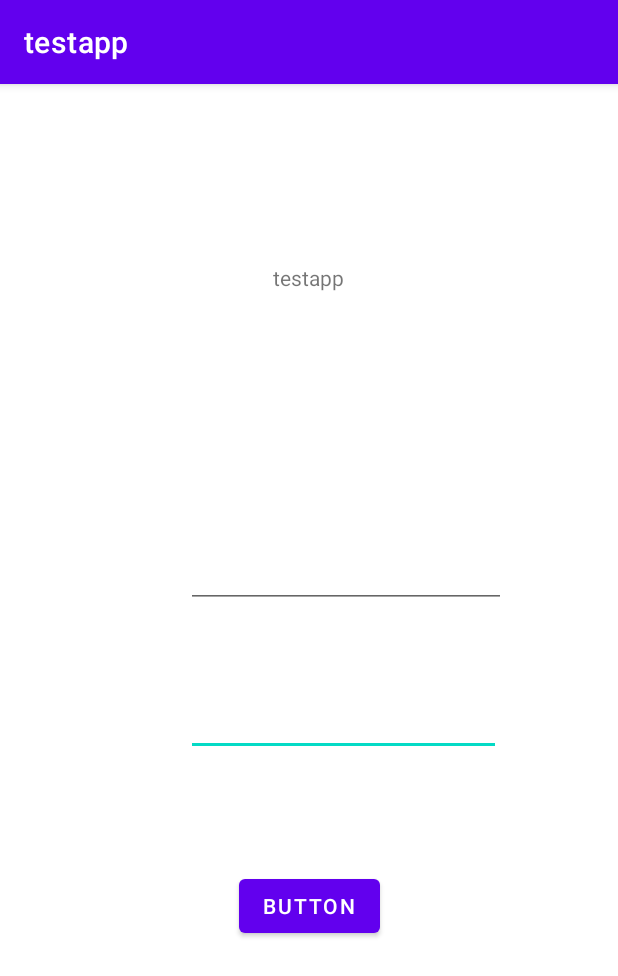
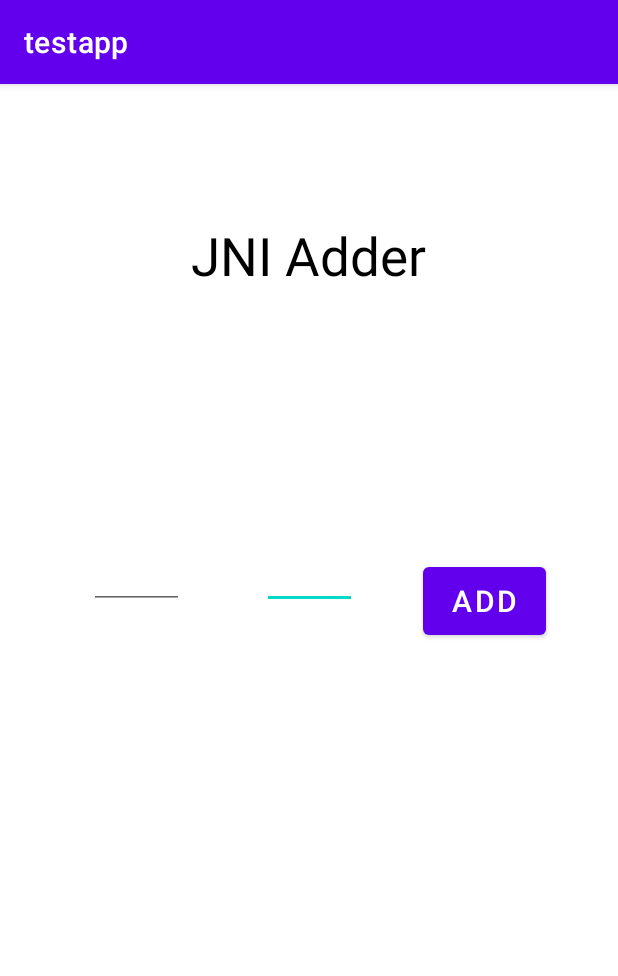
Before and after one commit to wpfhk/testapp, an Android app: the screen it shows after launch (MainActivity), on a phone screen of 412 x 824 dp. Shown: the top 976 px of the screen. Run offline under Robolectric (Android 15) with nearby library versions, the phone set to English and light mode, and no system bars.

Commit message:
Add SecondActivity for printing result

```diff
--- a/app/src/main/AndroidManifest.xml
+++ b/app/src/main/AndroidManifest.xml
@@ -9,6 +9,12 @@
         android:roundIcon="@mipmap/ic_launcher_round"
         android:supportsRtl="true"
         android:theme="@style/Theme.Testapp">
+        <activity android:name=".MessageActivity"
+                  android:parentActivityName=".MainActivity">
+            <meta-data
+                android:name="android.support.PARENT_ACTIVITY"
+                android:value=".MainActivity" />
+        </activity>
         <activity android:name=".MainActivity">
             <intent-filter>
                 <action android:name="android.intent.action.MAIN" />
--- a/app/src/main/java/com/example/testapp/MainActivity.kt
+++ b/app/src/main/java/com/example/testapp/MainActivity.kt
@@ -1,11 +1,13 @@
 package com.example.testapp
 
 import android.annotation.SuppressLint
+import android.content.Intent
 import androidx.appcompat.app.AppCompatActivity
 import android.os.Bundle
 import android.view.View
 import android.widget.CheckBox
 import android.widget.EditText
+import android.widget.TextView
 import kotlinx.android.synthetic.main.activity_main.*
 import com.example.esblue.*
 //import retrofit2.Call
@@ -13,16 +15,33 @@ import com.example.esblue.*
 //import retrofit2.Response
 //import okhttp3.ResponseBody
 
+const val EXTRA_MESSAGE = "com.example.testapp.MESSAGE"
+
 class MainActivity : AppCompatActivity() {
     override fun onCreate(savedInstanceState: Bundle?) {
         super.onCreate(savedInstanceState)
         setContentView(R.layout.activity_main)
 
-        var result = JNIBase.libraryTest()
-        OuterFun()
+        var arg1: Int = 0
+        var arg2: Int = 0
+
+
+        fun sendMessage(message: String) {
+            val nextIntent = Intent(this, MessageActivity::class.java)
+            nextIntent.putExtra("addResult", message)
+            startActivity(nextIntent)
+//            val intent = Intent(this, MessageActivity::class.java).apply {
+//                putExtra(EXTRA_MESSAGE, message)
+//            }
+        }
 
         button.setOnClickListener {
-            println("result = $result")
+            arg1 = edArg2.text.toString().toInt()
+            arg2 = edArg.text.toString().toInt()
+            var result = JNIBase.libraryTest(arg1, arg2).toString()
+            println("$arg1 + $arg2 = $result")
+            sendMessage(result)
         }
+        //startActivity(intent)
     }
 }
--- a/app/src/main/res/layout/activity_main.xml
+++ b/app/src/main/res/layout/activity_main.xml
@@ -6,51 +6,63 @@
     android:layout_height="match_parent"
     tools:context=".MainActivity">
 
-    <TextView
-        android:id="@+id/textView"
-        android:layout_width="172dp"
-        android:layout_height="68dp"
-        android:text="@string/app_name"
-        android:textAlignment="center"
-        app:layout_constraintBottom_toBottomOf="parent"
-        app:layout_constraintHorizontal_bias="0.497"
-        app:layout_constraintLeft_toLeftOf="parent"
-        app:layout_constraintRight_toRightOf="parent"
-        app:layout_constraintTop_toTopOf="parent"
-        app:layout_constraintVertical_bias="0.17" />
-
-    <Button
-        android:id="@+id/button"
-        android:layout_width="wrap_content"
-        android:layout_height="wrap_content"
-        android:layout_marginBottom="196dp"
-        android:text="Button"
-        app:layout_constraintBottom_toBottomOf="parent"
-        app:layout_constraintEnd_toEndOf="parent"
-        app:layout_constraintStart_toStartOf="parent" />
-
     <EditText
-        android:id="@+id/edArg1"
-        android:layout_width="210dp"
-        android:layout_height="45dp"
-        android:layout_marginStart="124dp"
-        android:layout_marginBottom="76dp"
-        android:ems="10"
-        android:inputType="numberDecimal"
-        app:layout_constraintBottom_toTopOf="@+id/button"
-        app:layout_constraintStart_toStartOf="parent" />
-
-    <EditText
-        android:id="@+id/edArg2"
-        android:layout_width="wrap_content"
-        android:layout_height="wrap_content"
-        android:layout_marginTop="304dp"
+        android:id="@+id/edArg"
+        android:layout_width="63dp"
+        android:layout_height="50dp"
+        android:layout_marginTop="300dp"
+        android:layout_marginEnd="44dp"
         android:autofillHints=""
         android:bufferType="editable"
         android:ems="10"
         android:inputType="textUri"
-        app:layout_constraintStart_toStartOf="@+id/edArg1"
+        android:textAlignment="center"
+        app:layout_constraintEnd_toStartOf="@+id/button"
         app:layout_constraintTop_toTopOf="parent"
         app:layout_constraintVertical_chainStyle="packed" />
 
+    <EditText
+        android:id="@+id/edArg2"
+        android:layout_width="63dp"
+        android:layout_height="50dp"
+        android:layout_marginTop="300dp"
+        android:layout_marginEnd="52dp"
+        android:autofillHints=""
+        android:bufferType="editable"
+        android:ems="10"
+        android:inputType="textUri"
+        android:textAlignment="center"
+        app:layout_constraintEnd_toStartOf="@+id/edArg"
+        app:layout_constraintTop_toTopOf="parent"
+        app:layout_constraintVertical_chainStyle="packed" />
+
+    <TextView
+        android:id="@+id/textView"
+        android:layout_width="250dp"
+        android:layout_height="49dp"
+        android:layout_marginTop="40dp"
+        android:text="@string/title"
+        android:textAlignment="center"
+        android:textColor="@color/black"
+        android:textSize="35dp"
+        app:layout_constraintBottom_toTopOf="@+id/button"
+        app:layout_constraintHorizontal_bias="0.496"
+        app:layout_constraintLeft_toLeftOf="parent"
+        app:layout_constraintRight_toRightOf="parent"
+        app:layout_constraintTop_toTopOf="parent"
+        app:layout_constraintVertical_bias="0.224" />
+
+    <Button
+        android:id="@+id/button"
+        android:layout_width="82dp"
+        android:layout_height="57dp"
+        android:text="@string/btn_string"
+        android:textSize="20dp"
+        app:layout_constraintBottom_toBottomOf="parent"
+        app:layout_constraintEnd_toEndOf="parent"
+        app:layout_constraintHorizontal_bias="0.854"
+        app:layout_constraintStart_toStartOf="parent"
+        app:layout_constraintTop_toTopOf="parent"
+        app:layout_constraintVertical_bias="0.445" />
+
 </androidx.constraintlayout.widget.ConstraintLayout>
--- a/app/src/main/res/values/strings.xml
+++ b/app/src/main/res/values/strings.xml
@@ -1,3 +1,5 @@
 <resources>
     <string name="app_name">testapp</string>
+    <string name="title">JNI Adder</string>
+    <string name="btn_string">Add</string>
 </resources>
--- a/esblue/src/main/java/com/example/esblue/BaseModule.kt
+++ b/esblue/src/main/java/com/example/esblue/BaseModule.kt
@@ -9,10 +9,10 @@ class JNIBase {
         private external fun addFunc(a: Int, b: Int): Int
         private external fun finJNI(): Boolean
 
-        fun libraryTest(): Int {
+        fun libraryTest(a: Int, b: Int): Int {
             initJNI()
             println("Hello library?")
-            var x = addFunc(3, 7)
+            var x = addFunc(a, b)
             finJNI()
             return x
         }
```
Also changed, not shown: app/src/main/java/com/example/testapp/MessageActivity.kt (added, +20 -0 lines), app/src/main/res/layout/activity_message.xml (added, +21 -0 lines).
